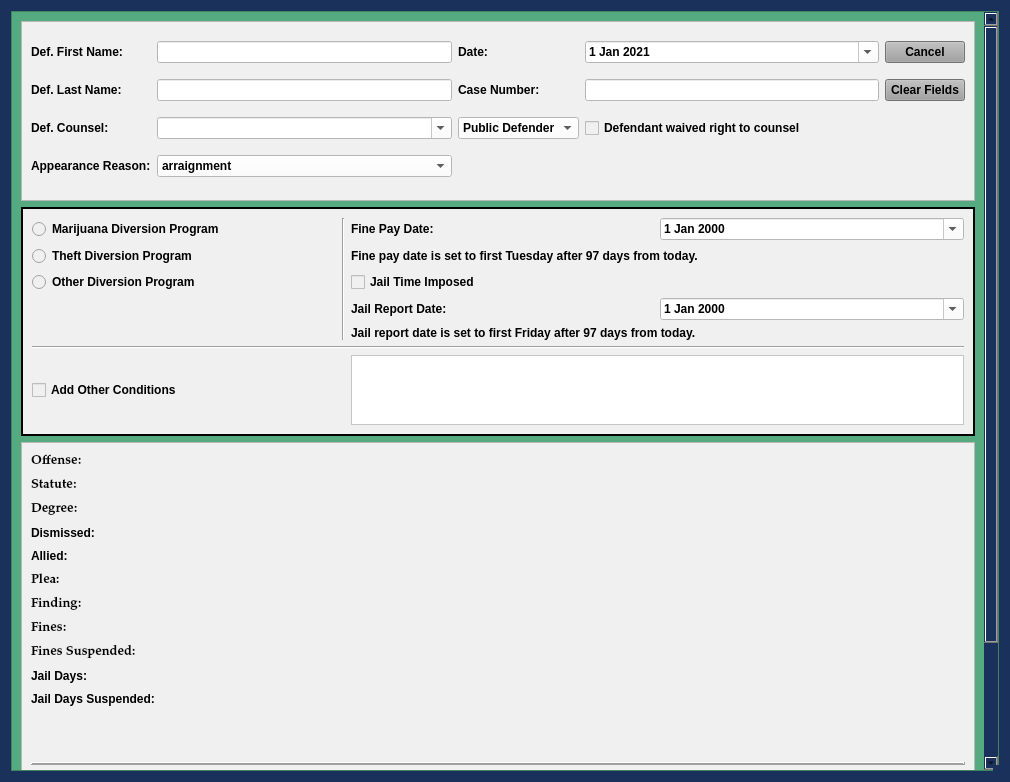
Above: package/views/ui/DiversionPleaDialog.ui from HunterProgram22/MuniEntry before the change. Below: the same form after it.
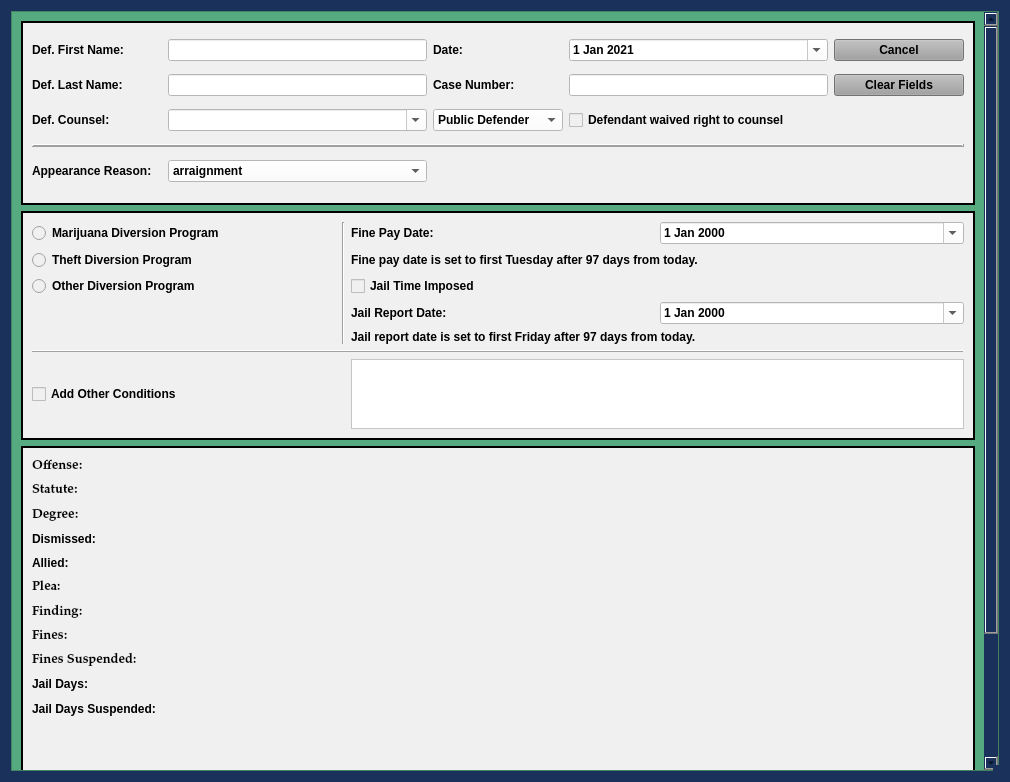
That is the form after the change.

```diff
--- a/package/views/ui/DiversionPleaDialog.ui
+++ b/package/views/ui/DiversionPleaDialog.ui
@@ -163,7 +163,7 @@
         <x>0</x>
         <y>0</y>
         <width>973</width>
-        <height>978</height>
+        <height>989</height>
        </rect>
       </property>
       <layout class="QGridLayout" name="gridLayout_2" rowstretch="2,1,4,1">
@@ -204,6 +204,9 @@
           </item>
           <item row="7" column="0" colspan="4">
            <widget class="Line" name="line_2">
+            <property name="frameShadow">
+             <enum>QFrame::Raised</enum>
+            </property>
             <property name="orientation">
              <enum>Qt::Horizontal</enum>
             </property>
@@ -315,10 +318,13 @@
           <string notr="true">background-color: rgb(240, 240, 240);</string>
          </property>
          <property name="frameShape">
-          <enum>QFrame::StyledPanel</enum>
+          <enum>QFrame::Box</enum>
          </property>
          <property name="frameShadow">
-          <enum>QFrame::Raised</enum>
+          <enum>QFrame::Plain</enum>
+         </property>
+         <property name="lineWidth">
+          <number>2</number>
          </property>
          <layout class="QVBoxLayout" name="verticalLayout_2">
           <item>
@@ -562,13 +568,16 @@
           <string notr="true">background-color: rgb(240, 240, 240);</string>
          </property>
          <property name="frameShape">
-          <enum>QFrame::StyledPanel</enum>
+          <enum>QFrame::Box</enum>
          </property>
          <property name="frameShadow">
-          <enum>QFrame::Raised</enum>
+          <enum>QFrame::Plain</enum>
          </property>
-         <layout class="QGridLayout" name="gridLayout">
-          <item row="3" column="1">
+         <property name="lineWidth">
+          <number>2</number>
+         </property>
+         <layout class="QGridLayout" name="gridLayout" columnstretch="1,2,1,2,1">
+          <item row="4" column="1">
            <widget class="QComboBox" name="appearance_reason_box">
             <property name="styleSheet">
              <string notr="true">background-color: rgb(255, 255, 255);</string>
@@ -600,10 +609,90 @@
             </item>
            </widget>
           </item>
-          <item row="3" column="0">
-           <widget class="QLabel" name="label_27">
+          <item row="2" column="0">
+           <widget class="QLabel" name="label_24">
             <property name="text">
-             <string>Appearance Reason:</string>
+             <string>Def. Counsel:</string>
+            </property>
+           </widget>
+          </item>
+          <item row="1" column="2">
+           <widget class="QLabel" name="label_3">
+            <property name="text">
+             <string>Case Number:</string>
+            </property>
+           </widget>
+          </item>
+          <item row="2" column="2">
+           <widget class="QComboBox" name="defense_counsel_type_box">
+            <property name="styleSheet">
+             <string notr="true">background-color: rgb(255, 255, 255);</string>
+            </property>
+            <item>
+             <property name="text">
+              <string>Public Defender</string>
+             </property>
+            </item>
+            <item>
+             <property name="text">
+              <string>Private Counsel</string>
+             </property>
+            </item>
+           </widget>
+          </item>
+          <item row="2" column="1">
+           <widget class="QComboBox" name="defense_counsel_name_box">
+            <property name="styleSheet">
+             <string notr="true">background-color: rgb(255, 255, 255);</string>
+            </property>
+            <property name="editable">
+             <bool>true</bool>
+            </property>
+           </widget>
+          </item>
+          <item row="2" column="3">
+           <widget class="QCheckBox" name="defense_counsel_waived_checkBox">
+            <property name="text">
+             <string>Defendant waived right to counsel</string>
+            </property>
+           </widget>
+          </item>
+          <item row="1" column="4">
+           <widget class="QPushButton" name="clear_fields_case_Button">
+            <property name="focusPolicy">
+             <enum>Qt::NoFocus</enum>
+            </property>
+            <property name="styleSheet">
+             <string notr="true">background-color: rgb(160, 160, 160);</string>
+            </property>
+            <property name="text">
+             <string>Clear Fields</string>
+            </property>
+           </widget>
+          </item>
+          <item row="1" column="3">
+           <widget class="QLineEdit" name="case_number_lineEdit">
+            <property name="maximumSize">
+             <size>
+              <width>500</width>
+              <height>16777215</height>
+             </size>
+            </property>
+            <property name="styleSheet">
+             <string notr="true">background-color: rgb(255, 255, 255);</string>
+            </property>
+           </widget>
+          </item>
+          <item row="0" column="4">
+           <widget class="QPushButton" name="cancel_Button">
+            <property name="focusPolicy">
+             <enum>Qt::NoFocus</enum>
+            </property>
+            <property name="styleSheet">
+             <string notr="true">background-color: rgb(160, 160, 160);</string>
+            </property>
+            <property name="text">
+             <string>Cancel</string>
             </property>
            </widget>
           </item>
@@ -624,10 +713,10 @@
             </property>
            </widget>
           </item>
-          <item row="0" column="0">
-           <widget class="QLabel" name="label">
+          <item row="4" column="0">
+           <widget class="QLabel" name="label_27">
             <property name="text">
-             <string>Def. First Name:</string>
+             <string>Appearance Reason:</string>
             </property>
            </widget>
           </item>
@@ -666,6 +755,13 @@
             </property>
            </widget>
           </item>
+          <item row="0" column="0">
+           <widget class="QLabel" name="label">
+            <property name="text">
+             <string>Def. First Name:</string>
+            </property>
+           </widget>
+          </item>
           <item row="1" column="0">
            <widget class="QLabel" name="label_2">
             <property name="text">
@@ -673,90 +769,16 @@
             </property>
            </widget>
           </item>
-          <item row="1" column="3">
-           <widget class="QLineEdit" name="case_number_lineEdit">
-            <property name="maximumSize">
-             <size>
-              <width>500</width>
-              <height>16777215</height>
-             </size>
+          <item row="3" column="0" colspan="5">
+           <widget class="Line" name="line_3">
+            <property name="frameShadow">
+             <enum>QFrame::Raised</enum>
             </property>
-            <property name="styleSheet">
-             <string notr="true">background-color: rgb(255, 255, 255);</string>
+            <property name="lineWidth">
+             <number>2</number>
             </property>
-           </widget>
-          </item>
-          <item row="0" column="4">
-           <widget class="QPushButton" name="cancel_Button">
-            <property name="focusPolicy">
-             <enum>Qt::NoFocus</enum>
-            </property>
-            <property name="styleSheet">
-             <string notr="true">background-color: rgb(160, 160, 160);</string>
-            </property>
-            <property name="text">
-             <string>Cancel</string>
-            </property>
-           </widget>
-          </item>
-          <item row="1" column="4">
-           <widget class="QPushButton" name="clear_fields_case_Button">
-            <property name="focusPolicy">
-             <enum>Qt::NoFocus</enum>
-            </property>
-            <property name="styleSheet">
-             <string notr="true">background-color: rgb(160, 160, 160);</string>
-            </property>
-            <property name="text">
-             <string>Clear Fields</string>
-            </property>
-           </widget>
-          </item>
-          <item row="1" column="2">
-           <widget class="QLabel" name="label_3">
-            <property name="text">
-             <string>Case Number:</string>
-            </property>
-           </widget>
-          </item>
-          <item row="2" column="0">
-           <widget class="QLabel" name="label_24">
-            <property name="text">
-             <string>Def. Counsel:</string>
-            </property>
-           </widget>
-          </item>
-          <item row="2" column="1">
-           <widget class="QComboBox" name="defense_counsel_name_box">
-            <property name="styleSheet">
-             <string notr="true">background-color: rgb(255, 255, 255);</string>
-            </property>
-            <property name="editable">
-             <bool>true</bool>
-            </property>
-           </widget>
-          </item>
-          <item row="2" column="2">
-           <widget class="QComboBox" name="defense_counsel_type_box">
-            <property name="styleSheet">
-             <string notr="true">background-color: rgb(255, 255, 255);</string>
-            </property>
-            <item>
-             <property name="text">
-              <string>Public Defender</string>
-             </property>
-            </item>
-            <item>
-             <property name="text">
-              <string>Private Counsel</string>
-             </property>
-            </item>
-           </widget>
-          </item>
-          <item row="2" column="3">
-           <widget class="QCheckBox" name="defense_counsel_waived_checkBox">
-            <property name="text">
-             <string>Defendant waived right to counsel</string>
+            <property name="orientation">
+             <enum>Qt::Horizontal</enum>
             </property>
            </widget>
           </item>
```
Left out of the diff: 2 changed lines with no effect on the pictures.
